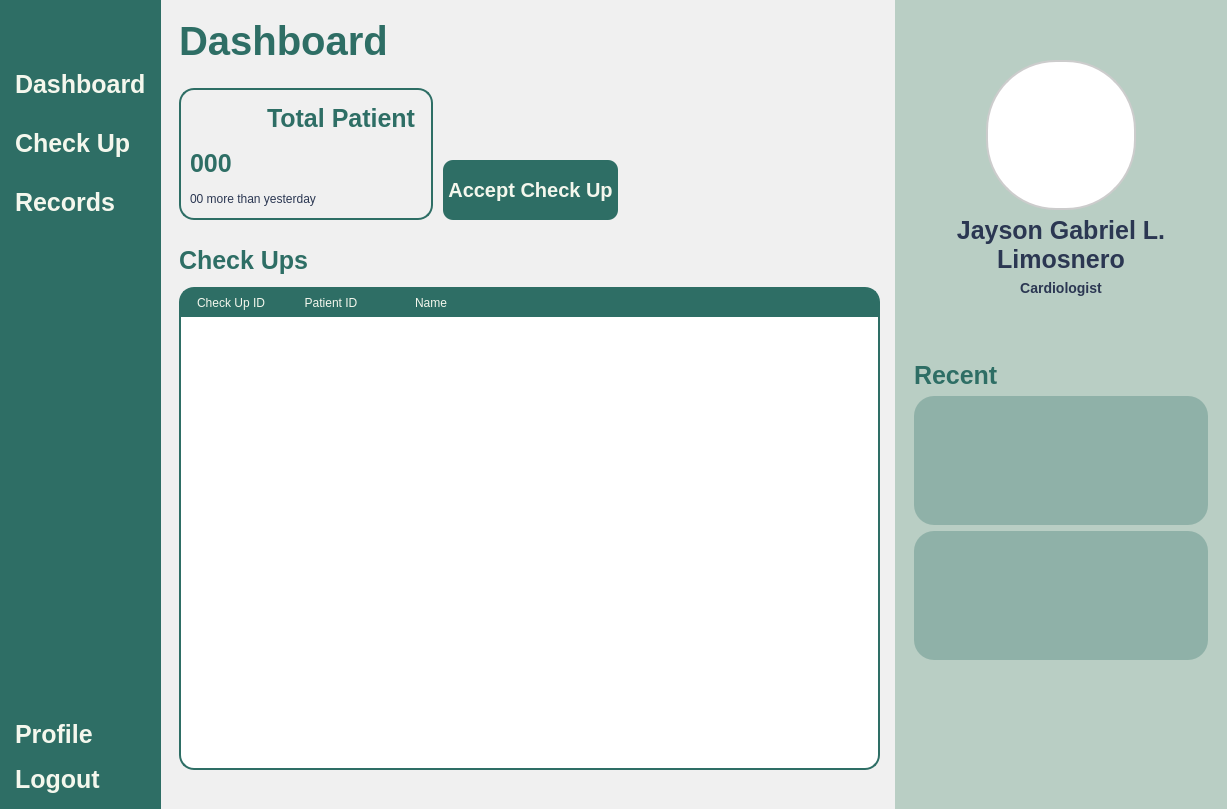
Before: the Qt Designer form Views/Doctor_Dashboard.ui in VinsmokeSanji69/COVACHA_CLINIC_SYSTEM, drawn with Qt 5.
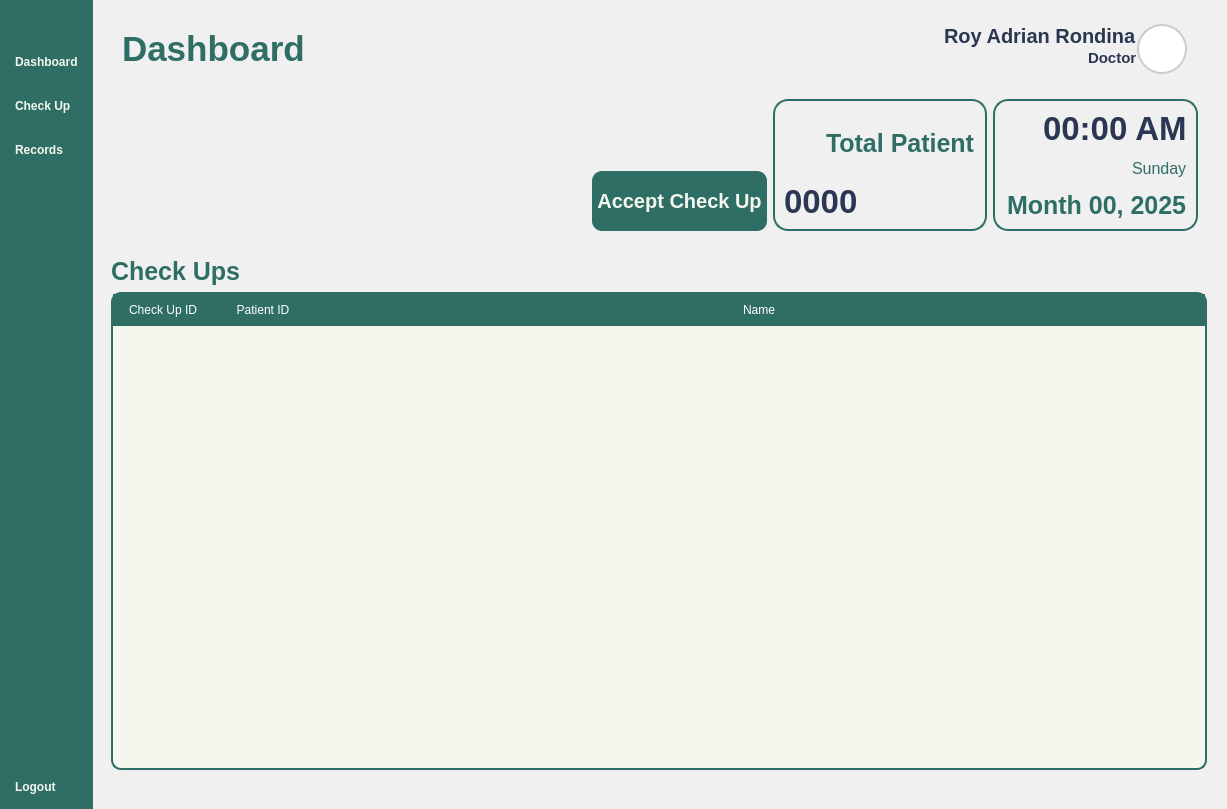
After: the same form once the commit is applied. Icons and pictures are not drawn.

The edit to the form file:
```diff
--- a/Views/Doctor_Dashboard.ui
+++ b/Views/Doctor_Dashboard.ui
@@ -20,11 +20,10 @@
 	border: 0px;
 }
 QPushButton {
-	font: 900 10pt &quot;Satoshi Black&quot;;
+	font: 900 17pt &quot;Satoshi Black&quot;;
 	background-color: transparent;
  	border-radius: 10px;
 	font-weight: bold;
-	font-size: 25px;
 	color: #F4F7ED;
 	text-align: left;
 	padding: 5px 5px;
@@ -155,6 +154,9 @@
         </item>
         <item>
          <widget class="QPushButton" name="CheckUpButton">
+          <property name="styleSheet">
+           <string notr="true"/>
+          </property>
           <property name="text">
            <string>Check Up</string>
           </property>
@@ -210,23 +212,6 @@
         <property name="sizeConstraint">
          <enum>QLayout::SetNoConstraint</enum>
         </property>
-        <item>
-         <widget class="QPushButton" name="pushButton_5">
-          <property name="text">
-           <string>Profile</string>
-          </property>
-          <property name="icon">
-           <iconset resource="../Images/resources.qrc">
-            <normaloff>:/lucide/icons/user-round-cog.svg</normaloff>:/lucide/icons/user-round-cog.svg</iconset>
-          </property>
-          <property name="iconSize">
-           <size>
-            <width>40</width>
-            <height>40</height>
-           </size>
-          </property>
-         </widget>
-        </item>
         <item>
          <widget class="QPushButton" name="pushButton_4">
           <property name="text">
@@ -380,8 +365,38 @@
          <enum>QFrame::Raised</enum>
         </property>
         <layout class="QVBoxLayout" name="verticalLayout_6">
+         <property name="rightMargin">
+          <number>20</number>
+         </property>
          <item>
           <widget class="QFrame" name="Header">
+           <property name="styleSheet">
+            <string notr="true">#Header {
+	padding: 10px 20px;
+	padding-top: 15px;
+}
+QLabel {
+    padding: 0px; 
+}
+#UserType {
+	font: 300 10pt &quot;Lexend Light&quot;;
+	font-size: 15px;
+	color: #2B3752;
+}
+#UserName {
+	font: 600 10pt &quot;Lexend SemiBold&quot;;
+	font-size: 20px;
+	color: #2B3752;
+}
+#InterfaceTitle{
+	font-size: 35px;
+}
+QGraphicsView {
+    border: 2px solid #ccc; 
+    border-radius: 25px;
+    background: white; 
+}</string>
+           </property>
            <property name="frameShape">
             <enum>QFrame::StyledPanel</enum>
            </property>
@@ -389,6 +404,21 @@
             <enum>QFrame::Raised</enum>
            </property>
            <layout class="QHBoxLayout" name="horizontalLayout_3">
+            <property name="spacing">
+             <number>0</number>
+            </property>
+            <property name="leftMargin">
+             <number>0</number>
+            </property>
+            <property name="topMargin">
+             <number>0</number>
+            </property>
+            <property name="rightMargin">
+             <number>0</number>
+            </property>
+            <property name="bottomMargin">
+             <number>0</number>
+            </property>
             <item>
              <widget class="QLabel" name="InterfaceTitle">
               <property name="text">
@@ -396,10 +426,108 @@
               </property>
              </widget>
             </item>
+            <item>
+             <layout class="QHBoxLayout" name="UserPanel">
+              <property name="rightMargin">
+               <number>0</number>
+              </property>
+              <item>
+               <layout class="QVBoxLayout" name="UserInfo">
+                <property name="spacing">
+                 <number>0</number>
+                </property>
+                <item alignment="Qt::AlignRight">
+                 <widget class="QLabel" name="UserName">
+                  <property name="text">
+                   <string>Roy Adrian Rondina</string>
+                  </property>
+                  <property name="alignment">
+                   <set>Qt::AlignLeading</set>
+                  </property>
+                 </widget>
+                </item>
+                <item alignment="Qt::AlignRight">
+                 <widget class="QLabel" name="UserType">
+                  <property name="text">
+                   <string>Doctor</string>
+                  </property>
+                  <property name="alignment">
+                   <set>Qt::AlignLeading</set>
+                  </property>
+                 </widget>
+                </item>
+               </layout>
+              </item>
+              <item>
+               <widget class="QFrame" name="Profile">
+                <property name="sizePolicy">
+                 <sizepolicy hsizetype="Fixed" vsizetype="Fixed">
+                  <horstretch>0</horstretch>
+                  <verstretch>0</verstretch>
+                 </sizepolicy>
+                </property>
+                <property name="minimumSize">
+                 <size>
+                  <width>50</width>
+                  <height>50</height>
+                 </size>
+                </property>
+                <property name="maximumSize">
+                 <size>
+                  <width>50</width>
+                  <height>50</height>
+                 </size>
+                </property>
+                <property name="frameShape">
+                 <enum>QFrame::StyledPanel</enum>
+                </property>
+                <property name="frameShadow">
+                 <enum>QFrame::Raised</enum>
+                </property>
+                <layout class="QVBoxLayout" name="verticalLayout_5">
+                 <property name="spacing">
+                  <number>0</number>
+                 </property>
+                 <property name="leftMargin">
+                  <number>0</number>
+                 </property>
+                 <property name="topMargin">
+                  <number>0</number>
+                 </property>
+                 <property name="rightMargin">
+                  <number>0</number>
+                 </property>
+                 <property name="bottomMargin">
+                  <number>0</number>
+                 </property>
+                 <item>
+                  <widget class="QGraphicsView" name="ProfilePic">
+                   <property name="enabled">
+                    <bool>true</bool>
+                   </property>
+                   <property name="sizePolicy">
+                    <sizepolicy hsizetype="Preferred" vsizetype="Preferred">
+                     <horstretch>0</horstretch>
+                     <verstretch>0</verstretch>
+                    </sizepolicy>
+                   </property>
+                   <property name="minimumSize">
+                    <size>
+                     <width>0</width>
+                     <height>0</height>
+                    </size>
+                   </property>
+                  </widget>
+                 </item>
+                </layout>
+               </widget>
+              </item>
+             </layout>
+            </item>
            </layout>
           </widget>
          </item>
-         <item>
+         <item alignment="Qt::AlignRight">
           <widget class="QFrame" name="ShortcutButtons">
            <property name="sizePolicy">
             <sizepolicy hsizetype="Preferred" vsizetype="Preferred">
@@ -413,6 +541,35 @@
              <height>150</height>
             </size>
            </property>
+           <property name="styleSheet">
+            <string notr="true">#AddCheckUpButton, #AddTransactionButton {
+	text-align: center;
+}
+
+#TotalPatient, #DayFrame {
+	border: 2px solid  #2e6e65;
+    border-radius: 15px; 
+}
+
+#Review {
+	color: #2b3752;
+	font-weight: 300;
+	font-size: 12px;
+}
+
+#Total, #Time {
+	color: #2b3752;
+	font-size: 33px;
+}
+
+#Day {
+	color: #2e6e65;
+	font-weight: 300;
+	font-size: 16px
+}
+
+</string>
+           </property>
            <property name="frameShape">
             <enum>QFrame::StyledPanel</enum>
            </property>
@@ -420,178 +577,6 @@
             <enum>QFrame::Raised</enum>
            </property>
            <layout class="QHBoxLayout" name="horizontalLayout_4">
-            <property name="spacing">
-             <number>10</number>
-            </property>
-            <item>
-             <layout class="QHBoxLayout" name="horizontalLayout_6">
-              <item>
-               <widget class="QFrame" name="TotalPatientOverview">
-                <property name="sizePolicy">
-                 <sizepolicy hsizetype="Expanding" vsizetype="Preferred">
-                  <horstretch>0</horstretch>
-                  <verstretch>0</verstretch>
-                 </sizepolicy>
-                </property>
-                <property name="minimumSize">
-                 <size>
-                  <width>0</width>
-                  <height>0</height>
-                 </size>
-                </property>
-                <property name="maximumSize">
-                 <size>
-                  <width>16777215</width>
-                  <height>16777215</height>
-                 </size>
-                </property>
-                <property name="frameShape">
-                 <enum>QFrame::StyledPanel</enum>
-                </property>
-                <property name="frameShadow">
-                 <enum>QFrame::Raised</enum>
-                </property>
-                <layout class="QVBoxLayout" name="verticalLayout_8">
-                 <item alignment="Qt::AlignLeft">
-                  <widget class="QFrame" name="frame">
-                   <property name="frameShape">
-                    <enum>QFrame::StyledPanel</enum>
-                   </property>
-                   <property name="frameShadow">
-                    <enum>QFrame::Raised</enum>
-                   </property>
-                   <layout class="QHBoxLayout" name="horizontalLayout_5">
-                    <property name="spacing">
-                     <number>0</number>
-                    </property>
-                    <property name="leftMargin">
-                     <number>0</number>
-                    </property>
-                    <property name="topMargin">
-                     <number>0</number>
-                    </property>
-                    <property name="rightMargin">
-                     <number>0</number>
-                    </property>
-                    <property name="bottomMargin">
-                     <number>0</number>
-                    </property>
-                    <item>
-                     <widget class="QPushButton" name="pushButton_6">
-                      <property name="sizePolicy">
-                       <sizepolicy hsizetype="Maximum" vsizetype="Fixed">
-                        <horstretch>0</horstretch>
-                        <verstretch>0</verstretch>
-                       </sizepolicy>
-                      </property>
-                      <property name="styleSheet">
-                       <string notr="true">#pushButton_6 {
-	color: black;
-}</string>
-                      </property>
-                      <property name="text">
-                       <string/>
-                      </property>
-                      <property name="icon">
-                       <iconset>
-                        <normaloff>:/icons/icons/file-user.svg</normaloff>:/icons/icons/file-user.svg</iconset>
-                      </property>
-                      <property name="iconSize">
-                       <size>
-                        <width>40</width>
-                        <height>40</height>
-                       </size>
-                      </property>
-                     </widget>
-                    </item>
-                    <item alignment="Qt::AlignLeft">
-                     <widget class="QLabel" name="TotalLabel">
-                      <property name="sizePolicy">
-                       <sizepolicy hsizetype="Expanding" vsizetype="Fixed">
-                        <horstretch>0</horstretch>
-                        <verstretch>0</verstretch>
-                       </sizepolicy>
-                      </property>
-                      <property name="text">
-                       <string>Total Patient</string>
-                      </property>
-                      <property name="wordWrap">
-                       <bool>true</bool>
-                      </property>
-                     </widget>
-                    </item>
-                   </layout>
-                  </widget>
-                 </item>
-                 <item>
-                  <widget class="QFrame" name="frame_2">
-                   <property name="frameShape">
-                    <enum>QFrame::StyledPanel</enum>
-                   </property>
-                   <property name="frameShadow">
-                    <enum>QFrame::Raised</enum>
-                   </property>
-                   <layout class="QHBoxLayout" name="horizontalLayout_7">
-                    <property name="spacing">
-                     <number>0</number>
-                    </property>
-                    <property name="leftMargin">
-                     <number>0</number>
-                    </property>
-                    <property name="topMargin">
-                     <number>0</number>
-                    </property>
-                    <property name="rightMargin">
-                     <number>0</number>
-                    </property>
-                    <property name="bottomMargin">
-                     <number>0</number>
-                    </property>
-                    <item>
-                     <widget class="QLabel" name="TotalPatient">
-                      <property name="sizePolicy">
-                       <sizepolicy hsizetype="Preferred" vsizetype="Maximum">
-                        <horstretch>0</horstretch>
-                        <verstretch>0</verstretch>
-                       </sizepolicy>
-                      </property>
-                      <property name="text">
-                       <string>000</string>
-                      </property>
-                     </widget>
-                    </item>
-                    <item alignment="Qt::AlignRight">
-                     <widget class="QPushButton" name="pushButton_7">
-                      <property name="text">
-                       <string/>
-                      </property>
-                      <property name="icon">
-                       <iconset>
-                        <normaloff>:/icons/icons/chart-no-axes-combined(green).svg</normaloff>:/icons/icons/chart-no-axes-combined(green).svg</iconset>
-                      </property>
-                      <property name="iconSize">
-                       <size>
-                        <width>40</width>
-                        <height>40</height>
-                       </size>
-                      </property>
-                     </widget>
-                    </item>
-                   </layout>
-                  </widget>
-                 </item>
-                 <item>
-                  <widget class="QLabel" name="TotalDescription">
-                   <property name="text">
-                    <string>00 more than yesterday</string>
-                   </property>
-                  </widget>
-                 </item>
-                </layout>
-               </widget>
-              </item>
-             </layout>
-            </item>
             <item alignment="Qt::AlignBottom">
              <widget class="QPushButton" name="AcceptCheckUp">
               <property name="minimumSize">
@@ -629,20 +614,146 @@
              </widget>
             </item>
             <item>
-             <spacer name="horizontalSpacer">
-              <property name="orientation">
-               <enum>Qt::Horizontal</enum>
+             <widget class="QFrame" name="TotalPatient">
+              <property name="sizePolicy">
+               <sizepolicy hsizetype="Preferred" vsizetype="Preferred">
+                <horstretch>0</horstretch>
+                <verstretch>0</verstretch>
+               </sizepolicy>
               </property>
-              <property name="sizeType">
-               <enum>QSizePolicy::Expanding</enum>
+              <property name="frameShape">
+               <enum>QFrame::StyledPanel</enum>
               </property>
-              <property name="sizeHint" stdset="0">
+              <property name="frameShadow">
+               <enum>QFrame::Raised</enum>
+              </property>
+              <layout class="QVBoxLayout" name="verticalLayout_8">
+               <item>
+                <layout class="QHBoxLayout" name="horizontalLayout_7">
+                 <property name="spacing">
+                  <number>0</number>
+                 </property>
+                 <item>
+                  <widget class="QPushButton" name="pushButton_6">
+                   <property name="sizePolicy">
+                    <sizepolicy hsizetype="Maximum" vsizetype="Fixed">
+                     <horstretch>0</horstretch>
+                     <verstretch>0</verstretch>
+                    </sizepolicy>
+                   </property>
+                   <property name="styleSheet">
+                    <string notr="true">#pushButton_6 {
+	color: black;
+	background-color: transparent;
+}</string>
+                   </property>
+                   <property name="text">
+                    <string/>
+                   </property>
+                   <property name="icon">
+                    <iconset resource="../Images/resources.qrc">
+                     <normaloff>:/icons/icons/file-user.svg</normaloff>:/icons/icons/file-user.svg</iconset>
+                   </property>
+                   <property name="iconSize">
+                    <size>
+                     <width>40</width>
+                     <height>40</height>
+                    </size>
+                   </property>
+                  </widget>
+                 </item>
+                 <item alignment="Qt::AlignHCenter|Qt::AlignVCenter">
+                  <widget class="QLabel" name="TotalLabel">
+                   <property name="text">
+                    <string>Total Patient</string>
+                   </property>
+                  </widget>
+                 </item>
+                </layout>
+               </item>
+               <item>
+                <widget class="QLabel" name="Total">
+                 <property name="sizePolicy">
+                  <sizepolicy hsizetype="Preferred" vsizetype="Maximum">
+                   <horstretch>0</horstretch>
+                   <verstretch>0</verstretch>
+                  </sizepolicy>
+                 </property>
+                 <property name="text">
+                  <string>0000</string>
+                 </property>
+                </widget>
+               </item>
+              </layout>
+             </widget>
+            </item>
+            <item>
+             <widget class="QFrame" name="DayFrame">
+              <property name="minimumSize">
                <size>
-                <width>200</width>
-                <height>20</height>
+                <width>205</width>
+                <height>121</height>
                </size>
               </property>
-             </spacer>
+              <property name="styleSheet">
+               <string notr="true">#AddCheckUpButton, #AddTransactionButton {
+	text-align: center;
+}
+
+#TotalPatient, #DayFrame {
+	border: 2px solid  #2e6e65;
+    border-radius: 15px; 
+}
+
+#Review {
+	color: #2b3752;
+	font-weight: 300;
+	font-size: 12px;
+}
+
+#Total, #Time {
+	color: #2b3752;
+	font-size: 33px;
+}
+
+#Day {
+	color: #2e6e65;
+	font-weight: 300;
+	font-size: 16px
+}
+
+</string>
+              </property>
+              <property name="frameShape">
+               <enum>QFrame::StyledPanel</enum>
+              </property>
+              <property name="frameShadow">
+               <enum>QFrame::Raised</enum>
+              </property>
+              <layout class="QVBoxLayout" name="verticalLayout_9">
+               <item alignment="Qt::AlignRight">
+                <widget class="QLabel" name="Time">
+                 <property name="text">
+                  <string>00:00 AM</string>
+                 </property>
+                </widget>
+               </item>
+               <item alignment="Qt::AlignRight">
+                <widget class="QLabel" name="Day">
+                 <property name="text">
+                  <string>Sunday</string>
+                 </property>
+                </widget>
+               </item>
+               <item alignment="Qt::AlignRight">
+                <widget class="QLabel" name="Month">
+                 <property name="text">
+                  <string>Month 00, 2025</string>
+                 </property>
+                </widget>
+               </item>
+              </layout>
+             </widget>
             </item>
            </layout>
           </widget>
@@ -662,6 +773,9 @@
             <enum>QFrame::Raised</enum>
            </property>
            <layout class="QVBoxLayout" name="verticalLayout_7">
+            <property name="spacing">
+             <number>0</number>
+            </property>
             <property name="leftMargin">
              <number>9</number>
             </property>
@@ -730,45 +844,32 @@
               </property>
               <property name="styleSheet">
                <string notr="true">QTableWidget {
-    border: 2px solid white;
-    border-radius: 15px;
-    background-color: white;
-	border-color: #2e6e65;
+	background-color: #F4F7ED;
+	gridline-color: transparent;
+	border-radius: 10px;
+	border: 2px solid #2E6E65;
 }
-
-QHeaderView {
-    border: none;
-    font: 700 16pt &quot;Arial&quot;;
-    background-color: #2e6e65;
-    color: #f4f7ed;
-    padding: 0px;
-    margin: 0px;
-    border-top-left-radius: 10px;
-    border-top-right-radius: 10px;
+QTableWidget::item {
+	border: none;
+	font: 16pt &quot;Lexend&quot;;
 }
-
-QHeaderView::section {
-    border: none;
-	text-align: left;
-    font: 700 12pt &quot;Arial&quot;;
-    background-color: #2e6e65;
-    color: #f4f7ed;
-    padding: 5px;
-    margin: 0px;
+QTableWidget::item:selected {
+	background-color: rgba(46, 110, 101, 0.3);
 }
-
-QHeaderView::section:first {
-    border-top-left-radius: 10px;
-}
-
-QHeaderView::section:last {
-    border-top-right-radius: 10px;
-}
-</string>
+QTableWidget QHeaderView::section {
+	background-color: #2E6E65;
+	color: white;
+	padding: 5px;
+	font: 18px &quot;Lexend Medium&quot;;
+	border: 2px solid #2E6E65;
+}</string>
               </property>
               <property name="wordWrap">
                <bool>true</bool>
               </property>
+              <attribute name="horizontalHeaderStretchLastSection">
+               <bool>true</bool>
+              </attribute>
               <column>
                <property name="text">
                 <string>Check Up ID</string>
@@ -792,275 +893,6 @@
         </layout>
        </widget>
       </item>
-      <item>
-       <widget class="QWidget" name="DoctorSidePanel" native="true">
-        <property name="sizePolicy">
-         <sizepolicy hsizetype="Preferred" vsizetype="Expanding">
-          <horstretch>0</horstretch>
-          <verstretch>0</verstretch>
-         </sizepolicy>
-        </property>
-        <property name="styleSheet">
-         <string notr="true">#User {
-	qproperty-alignment: 'AlignCenter';
-}</string>
-        </property>
-        <layout class="QVBoxLayout" name="verticalLayout_4">
-         <property name="spacing">
-          <number>6</number>
-         </property>
-         <property name="sizeConstraint">
-          <enum>QLayout::SetNoConstraint</enum>
-         </property>
-         <property name="leftMargin">
-          <number>10</number>
-         </property>
-         <property name="topMargin">
-          <number>10</number>
-         </property>
-         <property name="rightMargin">
-          <number>10</number>
-         </property>
-         <property name="bottomMargin">
-          <number>10</number>
-         </property>
-         <item>
-          <layout class="QVBoxLayout" name="Profile" stretch="0,0,0">
-           <property name="sizeConstraint">
-            <enum>QLayout::SetFixedSize</enum>
-           </property>
-           <property name="leftMargin">
-            <number>20</number>
-           </property>
-           <property name="topMargin">
-            <number>50</number>
-           </property>
-           <property name="rightMargin">
-            <number>20</number>
-           </property>
-           <property name="bottomMargin">
-            <number>50</number>
-           </property>
-           <item>
-            <widget class="QFrame" name="PP">
-             <property name="frameShape">
-              <enum>QFrame::StyledPanel</enum>
-             </property>
-             <property name="frameShadow">
-              <enum>QFrame::Raised</enum>
-             </property>
-             <layout class="QVBoxLayout" name="verticalLayout_5">
-              <property name="leftMargin">
-               <number>0</number>
-              </property>
-              <property name="topMargin">
-               <number>0</number>
-              </property>
-              <property name="rightMargin">
-               <number>0</number>
-              </property>
-              <property name="bottomMargin">
-               <number>0</number>
-              </property>
-              <item alignment="Qt::AlignHCenter">
-               <widget class="QGraphicsView" name="ProfilePic">
-                <property name="enabled">
-                 <bool>true</bool>
-                </property>
-                <property name="sizePolicy">
-                 <sizepolicy hsizetype="Preferred" vsizetype="Preferred">
-                  <horstretch>0</horstretch>
-                  <verstretch>0</verstretch>
-                 </sizepolicy>
-                </property>
-                <property name="minimumSize">
-                 <size>
-                  <width>0</width>
-                  <height>0</height>
-                 </size>
-                </property>
-                <property name="maximumSize">
-                 <size>
-                  <width>150</width>
-                  <height>150</height>
-                 </size>
-                </property>
-                <property name="styleSheet">
-                 <string notr="true">#ProfilePic {
-	border-radius: 70px;
-}</string>
-                </property>
-               </widget>
-              </item>
-             </layout>
-            </widget>
-           </item>
-           <item alignment="Qt::AlignHCenter|Qt::AlignVCenter">
-            <widget class="QLabel" name="User">
-             <property name="sizePolicy">
-              <sizepolicy hsizetype="Expanding" vsizetype="Preferred">
-               <horstretch>0</horstretch>
-               <verstretch>0</verstretch>
-              </sizepolicy>
-             </property>
-             <property name="minimumSize">
-              <size>
-               <width>272</width>
-               <height>0</height>
-              </size>
-             </property>
-             <property name="maximumSize">
-              <size>
-               <width>272</width>
-               <height>16777215</height>
-              </size>
-             </property>
-             <property name="text">
-              <string>Jayson Gabriel L. Limosnero</string>
-             </property>
-             <property name="alignment">
-              <set>Qt::AlignCenter</set>
-             </property>
-             <property name="wordWrap">
-              <bool>true</bool>
-             </property>
-            </widget>
-           </item>
-           <item alignment="Qt::AlignHCenter|Qt::AlignVCenter">
-            <widget class="QLabel" name="UserSpecialty">
-             <property name="sizePolicy">
-              <sizepolicy hsizetype="Minimum" vsizetype="Preferred">
-               <horstretch>0</horstretch>
-               <verstretch>0</verstretch>
-              </sizepolicy>
-             </property>
-             <property name="minimumSize">
-              <size>
-               <width>114</width>
-               <height>0</height>
-              </size>
-             </property>
-             <property name="layoutDirection">
-              <enum>Qt::LeftToRight</enum>
-             </property>
-             <property name="text">
-              <string>Cardiologist</string>
-             </property>
-             <property name="alignment">
-              <set>Qt::AlignCenter</set>
-             </property>
-             <property name="wordWrap">
-              <bool>true</bool>
-             </property>
-            </widget>
-           </item>
-          </layout>
-         </item>
-         <item>
-          <widget class="QWidget" name="Histories" native="true">
-           <property name="sizePolicy">
-            <sizepolicy hsizetype="Preferred" vsizetype="Expanding">
-             <horstretch>0</horstretch>
-             <verstretch>0</verstretch>
-            </sizepolicy>
-           </property>
-           <property name="styleSheet">
-            <string notr="true">#Histories QFrame {
-    background-color: #8fb1a8;
-	border-radius: 20px;
-}
-
-#Histories QLabel {
-	background-color: transparent;
-}
-</string>
-           </property>
-           <layout class="QVBoxLayout" name="verticalLayout_3">
-            <item>
-             <widget class="QLabel" name="RecentText">
-              <property name="sizePolicy">
-               <sizepolicy hsizetype="Preferred" vsizetype="Maximum">
-                <horstretch>0</horstretch>
-                <verstretch>0</verstretch>
-               </sizepolicy>
-              </property>
-              <property name="text">
-               <string>Recent</string>
-              </property>
-             </widget>
-            </item>
-            <item alignment="Qt::AlignTop">
-             <widget class="QFrame" name="TextHolder">
-              <property name="minimumSize">
-               <size>
-                <width>0</width>
-                <height>129</height>
-               </size>
-              </property>
-              <property name="maximumSize">
-               <size>
-                <width>16777215</width>
-                <height>129</height>
-               </size>
-              </property>
-              <property name="frameShape">
-               <enum>QFrame::StyledPanel</enum>
-              </property>
-              <property name="frameShadow">
-               <enum>QFrame::Raised</enum>
-              </property>
-             </widget>
-            </item>
-            <item>
-             <widget class="QFrame" name="TextHolder_2">
-              <property name="sizePolicy">
-               <sizepolicy hsizetype="Preferred" vsizetype="Preferred">
-                <horstretch>0</horstretch>
-                <verstretch>0</verstretch>
-               </sizepolicy>
-              </property>
-              <property name="minimumSize">
-               <size>
-                <width>0</width>
-                <height>129</height>
-               </size>
-              </property>
-              <property name="maximumSize">
-               <size>
-                <width>16777215</width>
-                <height>129</height>
-               </size>
-              </property>
-              <property name="frameShape">
-               <enum>QFrame::StyledPanel</enum>
-              </property>
-              <property name="frameShadow">
-               <enum>QFrame::Raised</enum>
-              </property>
-             </widget>
-            </item>
-            <item>
-             <spacer name="verticalSpacer_3">
-              <property name="orientation">
-               <enum>Qt::Vertical</enum>
-              </property>
-              <property name="sizeType">
-               <enum>QSizePolicy::Expanding</enum>
-              </property>
-              <property name="sizeHint" stdset="0">
-               <size>
-                <width>20</width>
-                <height>0</height>
-               </size>
-              </property>
-             </spacer>
-            </item>
-           </layout>
-          </widget>
-         </item>
-        </layout>
-       </widget>
-      </item>
      </layout>
     </widget>
    </item>
```
Left out of the diff: 17 changed lines with no effect on the pictures.
